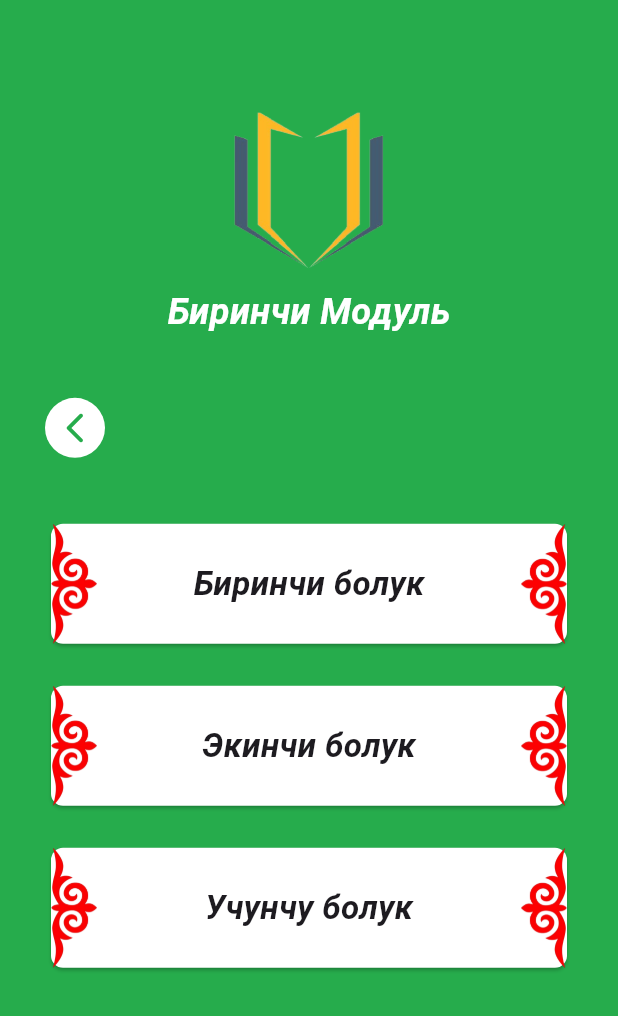
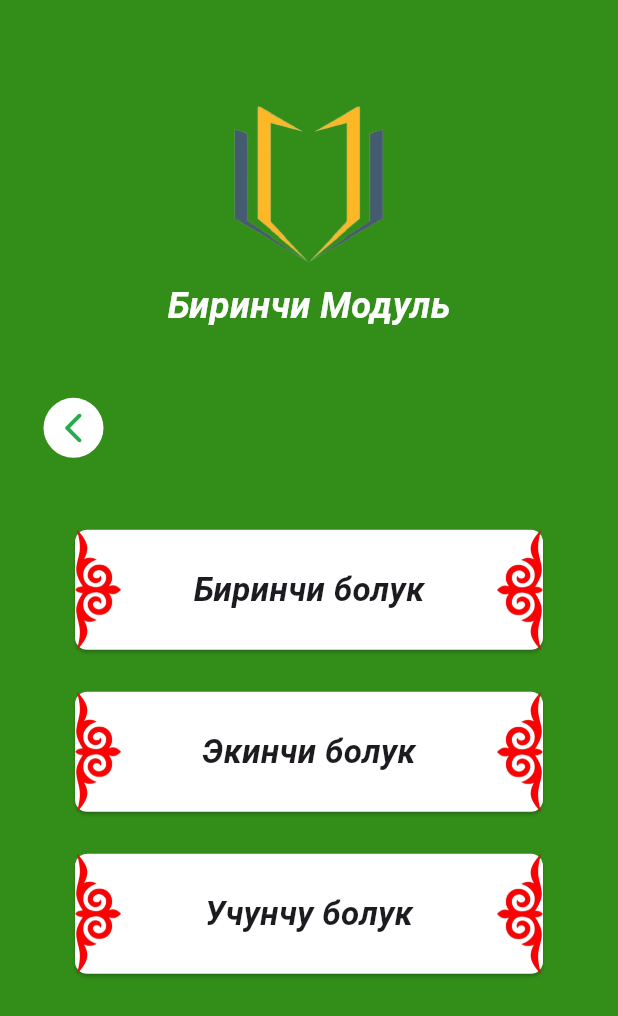
Before and after one commit to omurbekuulu/tajvid, a Flutter app: the screen it shows after launch, after a tap on "Биринчи Модуль", on a phone screen of 412 x 824 dp. Shown: the top 1016 px of the screen. Run offline on Flutter 3.47's test engine with Material 3 defaults, Android fonts, the phone set to English and light mode, and no system bars.

Commit message:
add last_landing and info pages

```diff
--- a/lib/main.dart
+++ b/lib/main.dart
@@ -7,6 +7,7 @@ void main() {
   runApp(
     const MaterialApp(
       title: 'TAJVID',
+      debugShowCheckedModeBanner: false,
       home: MainLanding(),
     ),
   );
--- a/lib/presentation/pages/first_landing.dart
+++ b/lib/presentation/pages/first_landing.dart
@@ -1,4 +1,5 @@
 import 'package:flutter/material.dart';
+import 'package:tajvid/presentation/pages/last_landing.dart';
 
 class FirstLanding extends StatelessWidget {
   const FirstLanding({super.key});
@@ -7,7 +8,7 @@ class FirstLanding extends StatelessWidget {
   Widget build(BuildContext context) {
     return SafeArea(
       child: Scaffold(
-        backgroundColor: const Color.fromARGB(255, 38, 172, 76),
+        backgroundColor: const Color(0xFF328E19),
         body: Center(
           child: Column(
             mainAxisAlignment: MainAxisAlignment.center,
@@ -29,15 +30,11 @@ class FirstLanding extends StatelessWidget {
               const SizedBox(height: 40),
               Row(
                 children: [
-                  Container(
-                    margin: const EdgeInsets.only(left: 30),
-                    width: 40,
-                    height: 40,
-                    decoration: BoxDecoration(
-                      color: Colors.white,
-                      borderRadius: BorderRadius.circular(100),
+                  const SizedBox(width: 25),
+                  IconButton(
+                    style: const ButtonStyle(
+                      backgroundColor: WidgetStatePropertyAll(Colors.white),
                     ),
-                    child: IconButton(
                     icon: const Icon(
                       Icons.arrow_back_ios_new_rounded,
                       weight: 400,
@@ -47,16 +44,39 @@ class FirstLanding extends StatelessWidget {
                       Navigator.pop(context);
                     },
                   ),
-                  ),
                   const Spacer(),
                 ],
               ),
               const SizedBox(height: 40),
-              _buildCard('Биринчи болук'),
+              _buildCard(
+                  title: 'Биринчи болук',
+                  onTap: () {
+                    Navigator.push(
+                      context,
+                      MaterialPageRoute(
+                          builder: (context) => const LastLanding()),
+                    );
+                  }),
               const SizedBox(height: 20),
-              _buildCard('Экинчи болук'),
+              _buildCard(
+                  title: 'Экинчи болук',
+                  onTap: () {
+                    Navigator.push(
+                      context,
+                      MaterialPageRoute(
+                          builder: (context) => const LastLanding()),
+                    );
+                  }),
               const SizedBox(height: 20),
-              _buildCard('Учунчу болук'),
+              _buildCard(
+                  title: 'Учунчу болук',
+                  onTap: () {
+                    Navigator.push(
+                      context,
+                      MaterialPageRoute(
+                          builder: (context) => const LastLanding()),
+                    );
+                  }),
               const SizedBox(height: 100),
             ],
           ),
@@ -65,9 +85,13 @@ class FirstLanding extends StatelessWidget {
     );
   }
 
-  Widget _buildCard(String title) {
+  Widget _buildCard({required String title, required Function() onTap}) {
     return Padding(
       padding: const EdgeInsets.symmetric(horizontal: 30),
+      child: MaterialButton(
+        splashColor: Colors.transparent,
+        highlightColor: Colors.transparent,
+        onPressed: onTap,
         child: Card(
           color: Colors.white,
           shape: RoundedRectangleBorder(
@@ -95,6 +119,7 @@ class FirstLanding extends StatelessWidget {
             ],
           ),
         ),
+      ),
     );
   }
 }
--- a/lib/presentation/pages/main_landing.dart
+++ b/lib/presentation/pages/main_landing.dart
@@ -9,7 +9,7 @@ class MainLanding extends StatelessWidget {
   Widget build(BuildContext context) {
     return SafeArea(
       child: Scaffold(
-        backgroundColor: const Color.fromARGB(255, 38, 172, 76),
+        backgroundColor: const Color(0xFF328E19),
         body: Center(
           child: Column(
             mainAxisAlignment: MainAxisAlignment.center,
--- a/lib/presentation/pages/second_landing.dart
+++ b/lib/presentation/pages/second_landing.dart
@@ -7,7 +7,7 @@ class SecondLanding extends StatelessWidget {
   Widget build(BuildContext context) {
     return SafeArea(
       child: Scaffold(
-        backgroundColor: const Color.fromARGB(255, 38, 172, 76),
+        backgroundColor: const Color(0xFF328E19),
         body: Center(
           child: Column(
             mainAxisAlignment: MainAxisAlignment.center,
--- a/pubspec.yaml
+++ b/pubspec.yaml
@@ -63,6 +63,8 @@ flutter:
     - assets/logo_book.png
     - assets/ornament.png
     - assets/ornament_second.png
+    - assets/top_ornament.png
+    - assets/bottom_ornament.png
   #   - images/a_dot_ham.jpeg
 
   # An image asset can refer to one or more resolution-specific "variants", see
```
Also changed, not shown: lib/presentation/pages/info.dart (added, +64 -0 lines), lib/presentation/pages/last_landing.dart (added, +81 -0 lines), assets/bottom_ornament.png (added), assets/top_ornament.png (added). Lines whose indentation alone changed are shown as unchanged.
